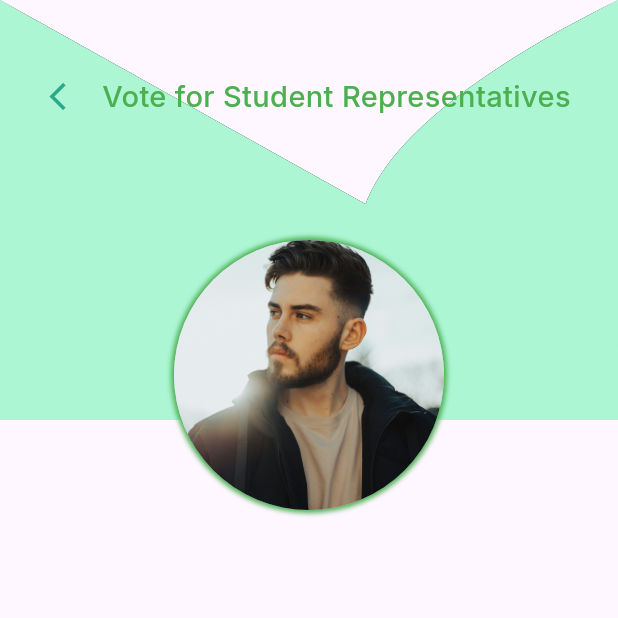
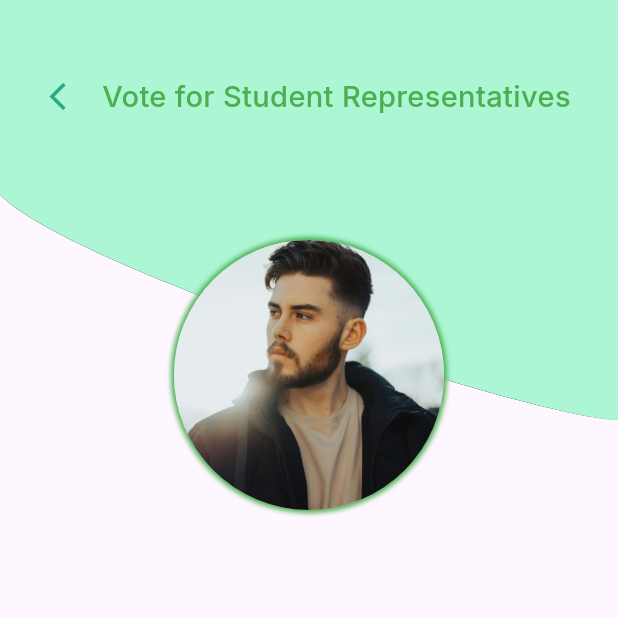
Before and after one commit to AliAtherAyyubi/Final-Year-Project, a Flutter app: the screen it shows after launch, on a phone screen of 412 x 824 dp, the top half of it. Run offline on Flutter 3.47's test engine with Material 3 defaults, Android fonts, the phone set to English and light mode, and no system bars; drawn by our look-alikes of getwidget; our stand-ins replace circular_profile_avatar, easy_stepper, flutter_custom_clippers, font_awesome_flutter, google_fonts, page_transition and 2 more.

Commit message:
e_voting

```diff
--- a/e_voting/lib/Views/Auth/forgotPass.dart
+++ b/e_voting/lib/Views/Auth/forgotPass.dart
@@ -1,6 +1,6 @@
 import 'package:e_voting/Views/Auth/login.dart';
-import 'package:e_voting/Views/Widgets/Auth/textfield.dart';
-import 'package:e_voting/Views/Widgets/Custom/myButton.dart';
+import 'package:e_voting/Views/Widgets/textfield.dart';
+import 'package:e_voting/Views/Widgets/myButton.dart';
 import 'package:flutter/material.dart';
 import 'package:google_fonts/google_fonts.dart';
 import 'package:responsive_sizer/responsive_sizer.dart';
--- a/e_voting/lib/Views/Auth/login.dart
+++ b/e_voting/lib/Views/Auth/login.dart
@@ -1,8 +1,8 @@
 import 'package:e_voting/Views/Auth/forgotPass.dart';
 import 'package:e_voting/Views/Auth/registerPage.dart';
-import 'package:e_voting/Views/Widgets/Auth/textfield.dart';
-import 'package:e_voting/Views/Widgets/Custom/appBar.dart';
-import 'package:e_voting/Views/Widgets/Custom/myButton.dart';
+import 'package:e_voting/Views/Widgets/textfield.dart';
+import 'package:e_voting/Views/Widgets/appBar.dart';
+import 'package:e_voting/Views/Widgets/myButton.dart';
 import 'package:flutter/material.dart';
 import 'package:google_fonts/google_fonts.dart';
 import 'package:responsive_sizer/responsive_sizer.dart';
--- a/e_voting/lib/Views/Auth/registerPage.dart
+++ b/e_voting/lib/Views/Auth/registerPage.dart
@@ -1,6 +1,6 @@
 import 'package:e_voting/Views/Auth/login.dart';
-import 'package:e_voting/Views/Widgets/Auth/textfield.dart';
-import 'package:e_voting/Views/Widgets/Custom/myButton.dart';
+import 'package:e_voting/Views/Widgets/textfield.dart';
+import 'package:e_voting/Views/Widgets/myButton.dart';
 import 'package:flutter/material.dart';
 import 'package:google_fonts/google_fonts.dart';
 import 'package:page_transition/page_transition.dart';
--- a/e_voting/lib/Views/Auth/resetPassword.dart
+++ b/e_voting/lib/Views/Auth/resetPassword.dart
@@ -1,5 +1,5 @@
-import 'package:e_voting/Views/Widgets/Auth/textfield.dart';
-import 'package:e_voting/Views/Widgets/Custom/myButton.dart';
+import 'package:e_voting/Views/Widgets/textfield.dart';
+import 'package:e_voting/Views/Widgets/myButton.dart';
 import 'package:flutter/material.dart';
 import 'package:google_fonts/google_fonts.dart';
 import 'package:responsive_sizer/responsive_sizer.dart';
--- a/e_voting/lib/Views/Auth/welcome.dart
+++ b/e_voting/lib/Views/Auth/welcome.dart
@@ -1,4 +1,4 @@
-import 'package:e_voting/Views/Widgets/Custom/myButton.dart';
+import 'package:e_voting/Views/Widgets/myButton.dart';
 import 'package:flutter/material.dart';
 import 'package:google_fonts/google_fonts.dart';
 import 'package:responsive_sizer/responsive_sizer.dart';
--- a/e_voting/lib/Views/Homepage/Profile/candi_Profile.dart
+++ b/e_voting/lib/Views/Homepage/Profile/candi_Profile.dart
@@ -69,15 +69,19 @@
     var y = size.height;
     var controlPoint1 = Offset(50, size.height - 100);
     var controlPoint2 = Offset(size.width - 50, size.height);
-    var endPoint = Offset(size.width, size.height - 50);
+    var endPoint = Offset(x, y);
 
     Path path = Path();
     path.lineTo(0, 0);
-    path.lineTo(0, y);
-    path.lineTo(x, y);
+    // path.lineTo(0, y);
+    path.lineTo(0, size.height - 150);
+    path.cubicTo(controlPoint1.dx, controlPoint1.dy, controlPoint2.dx,
+        controlPoint2.dy, endPoint.dx, endPoint.dy);
+    // path.lineTo(x, y + 150);
     path.lineTo(x, 0);
 
-    path.cubicTo(50, controlPoint1.dy, controlPoint2.dx, controlPoint2.dy,endPoint.dx, endPoint.dy);
+    // path.cubicTo(controlPoint2.dx, controlPoint2.dy, controlPoint1.dx,
+    //     controlPoint1.dy, endPoint.dx, endPoint.dy);
 
     path.close();
     return path;
--- a/e_voting/lib/Views/Homepage/Voting/onGoing.dart
+++ b/e_voting/lib/Views/Homepage/Voting/onGoing.dart
@@ -1,7 +1,7 @@
 import 'package:e_voting/Providers/VotingInfo.dart';
-import 'package:e_voting/Views/Widgets/Custom/myButton.dart';
-import 'package:e_voting/Views/Widgets/Custom/profileAvatart.dart';
-import 'package:e_voting/Views/Widgets/homepage/Dashboard/card.dart';
+import 'package:e_voting/Views/Widgets/myButton.dart';
+import 'package:e_voting/Views/Widgets/profileAvatart.dart';
+import 'package:e_voting/Views/Widgets/homepage/card.dart';
 import 'package:flutter/material.dart';
 import 'package:google_fonts/google_fonts.dart';
 import 'package:responsive_sizer/responsive_sizer.dart';
```
Also changed, not shown: e_voting/lib/Views/Widgets/appBar.dart (renamed from e_voting/lib/Views/Widgets/Custom/appBar.dart), e_voting/lib/Views/Widgets/backButton.dart (renamed from e_voting/lib/Views/Widgets/Custom/backButton.dart), e_voting/lib/Views/Widgets/homepage/card.dart (renamed from e_voting/lib/Views/Widgets/homepage/Dashboard/card.dart), e_voting/lib/Views/Widgets/myButton.dart (renamed from e_voting/lib/Views/Widgets/Custom/myButton.dart), e_voting/lib/Views/Widgets/profileAvatart.dart (renamed from e_voting/lib/Views/Widgets/Custom/profileAvatart.dart), e_voting/lib/Views/Widgets/textfield.dart (renamed from e_voting/lib/Views/Widgets/Auth/textfield.dart).
